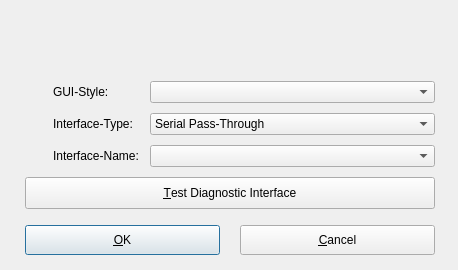
msatoh/Free-SSM-for-my-GDB, file ui/Preferences.ui: the form before one commit.
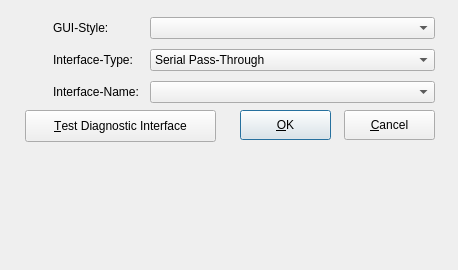
The form after the commit. Icons and pictures are not drawn.

```diff
--- a/ui/Preferences.ui
+++ b/ui/Preferences.ui
@@ -43,9 +43,9 @@
   <widget class="QPushButton" name="ok_pushButton">
    <property name="geometry">
     <rect>
-     <x>25</x>
-     <y>225</y>
-     <width>195</width>
+     <x>240</x>
+     <y>110</y>
+     <width>91</width>
      <height>30</height>
     </rect>
    </property>
@@ -56,9 +56,9 @@
   <widget class="QPushButton" name="cancel_pushButton">
    <property name="geometry">
     <rect>
-     <x>240</x>
-     <y>225</y>
-     <width>195</width>
+     <x>344</x>
+     <y>110</y>
+     <width>91</width>
      <height>30</height>
     </rect>
    </property>
@@ -70,8 +70,8 @@
    <property name="geometry">
     <rect>
      <x>25</x>
-     <y>177</y>
-     <width>410</width>
+     <y>110</y>
+     <width>191</width>
      <height>32</height>
     </rect>
    </property>
@@ -93,7 +93,7 @@
    <property name="geometry">
     <rect>
      <x>150</x>
-     <y>113</y>
+     <y>49</y>
      <width>285</width>
      <height>22</height>
     </rect>
@@ -118,7 +118,7 @@
    <property name="geometry">
     <rect>
      <x>53</x>
-     <y>148</y>
+     <y>84</y>
      <width>95</width>
      <height>16</height>
     </rect>
@@ -147,7 +147,7 @@
    <property name="geometry">
     <rect>
      <x>25</x>
-     <y>112</y>
+     <y>48</y>
      <width>22</width>
      <height>22</height>
     </rect>
@@ -163,7 +163,7 @@
    <property name="geometry">
     <rect>
      <x>150</x>
-     <y>81</y>
+     <y>17</y>
      <width>285</width>
      <height>22</height>
     </rect>
@@ -173,7 +173,7 @@
    <property name="geometry">
     <rect>
      <x>53</x>
-     <y>84</y>
+     <y>20</y>
      <width>95</width>
      <height>16</height>
     </rect>
@@ -186,7 +186,7 @@
    <property name="geometry">
     <rect>
      <x>25</x>
-     <y>80</y>
+     <y>16</y>
      <width>22</width>
      <height>22</height>
     </rect>
@@ -202,7 +202,7 @@
    <property name="geometry">
     <rect>
      <x>150</x>
-     <y>145</y>
+     <y>81</y>
      <width>285</width>
      <height>22</height>
     </rect>
@@ -212,7 +212,7 @@
    <property name="geometry">
     <rect>
      <x>53</x>
-     <y>116</y>
+     <y>52</y>
      <width>95</width>
      <height>16</height>
     </rect>
@@ -225,7 +225,7 @@
    <property name="geometry">
     <rect>
      <x>25</x>
-     <y>144</y>
+     <y>80</y>
      <width>22</width>
      <height>22</height>
     </rect>
```
